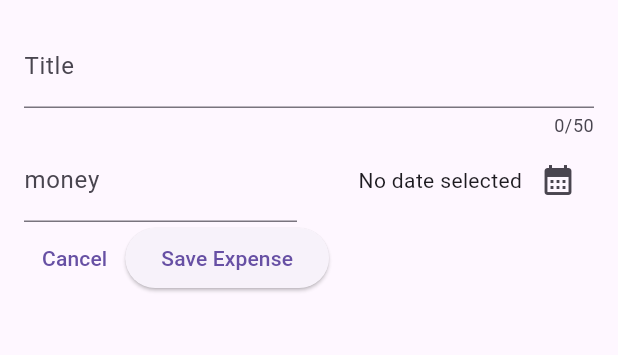
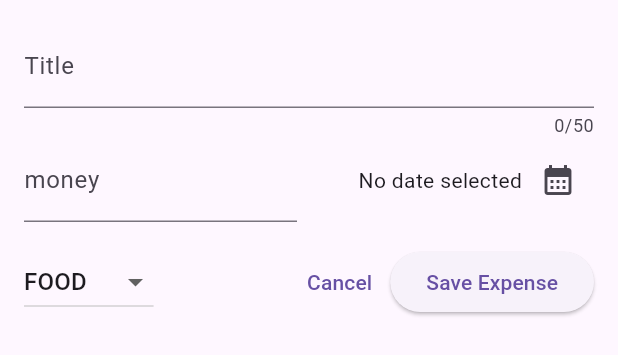
Before and after one commit to SI-KUNIHISA/expense_tracker, a Flutter app: the NewExpense widget shown alone on an empty page, opened directly, on a phone screen of 412 x 824 dp. Shown: the top 355 px of the screen. Run offline on Flutter 3.47's test engine with Material 3 defaults, Android fonts, the phone set to English and light mode, and no system bars.

Commit message:
116までの動画の内容を追加

```diff
--- a/lib/widgets/new_expense.dart
+++ b/lib/widgets/new_expense.dart
@@ -1,6 +1,7 @@
 import 'package:flutter/material.dart';
 import 'package:flutter/services.dart';
 import 'package:intl/intl.dart';
+import 'package:expense_tracker/models/expense.dart';
 
 final formatter = DateFormat.yMd();
 
@@ -16,6 +17,7 @@ class _NewExpenseState extends State<NewExpense> {
   final _moneyController = TextEditingController();
 
   DateTime? _selectedDate;
+  Category _selectedCategory = Category.food;
 
   void _presentDatePicker() async {
     final now = DateTime.now();
@@ -78,7 +80,9 @@ class _NewExpenseState extends State<NewExpense> {
                   mainAxisAlignment: MainAxisAlignment.end,
                   crossAxisAlignment: CrossAxisAlignment.center,
                   children: [
-                    Text(_selectedDate ==  null ? 'No date selected' : formatter.format(_selectedDate!)),
+                    Text(_selectedDate == null
+                        ? 'No date selected'
+                        : formatter.format(_selectedDate!)),
                     IconButton(
                       onPressed: _presentDatePicker,
                       icon: Icon(Icons.calendar_month),
@@ -88,8 +92,33 @@ class _NewExpenseState extends State<NewExpense> {
               ),
             ],
           ),
+          SizedBox(
+            height: 16,
+          ),
           Row(
             children: [
+              DropdownButton(
+                value: _selectedCategory,
+                items: Category.values
+                    .map(
+                      (category) => DropdownMenuItem(
+                        value: category,
+                        child: Text(
+                          category.name.toUpperCase(),
+                        ),
+                      ),
+                    )
+                    .toList(),
+                onChanged: (value) {
+                  setState(() {
+                    if (value == null) {
+                      return;
+                    }
+                    _selectedCategory = value;
+                  });
+                },
+              ),
+              Spacer(),
               TextButton(
                 onPressed: () {
                   Navigator.pop(context);
```
Also changed, not shown: 1 other file.
